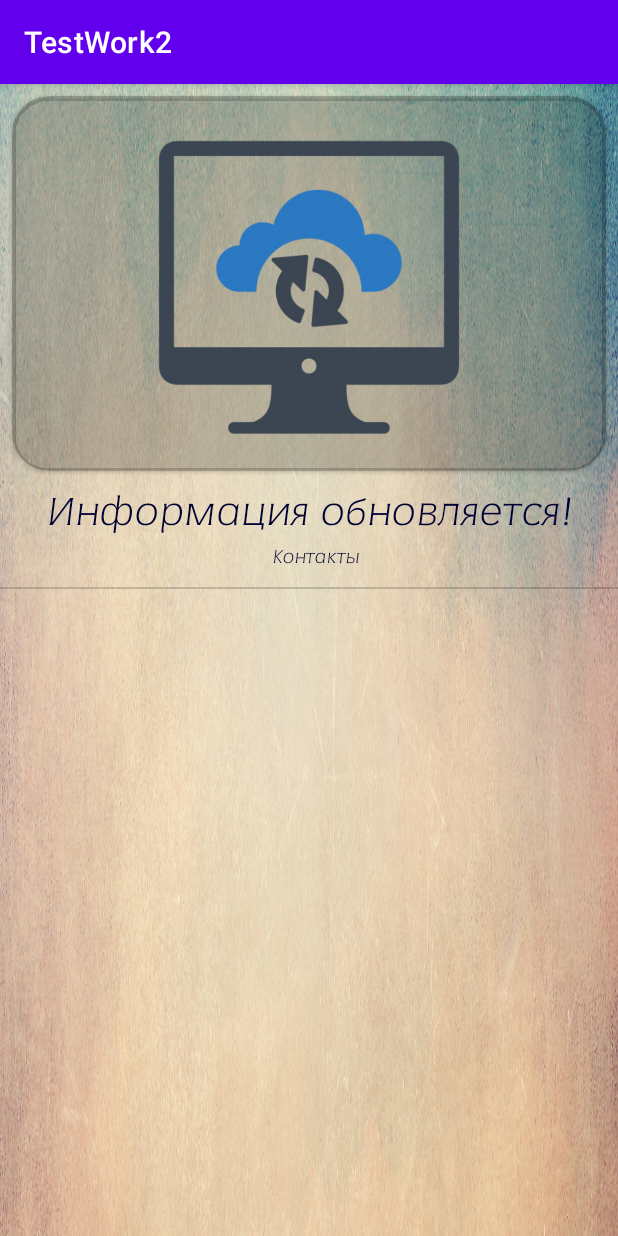
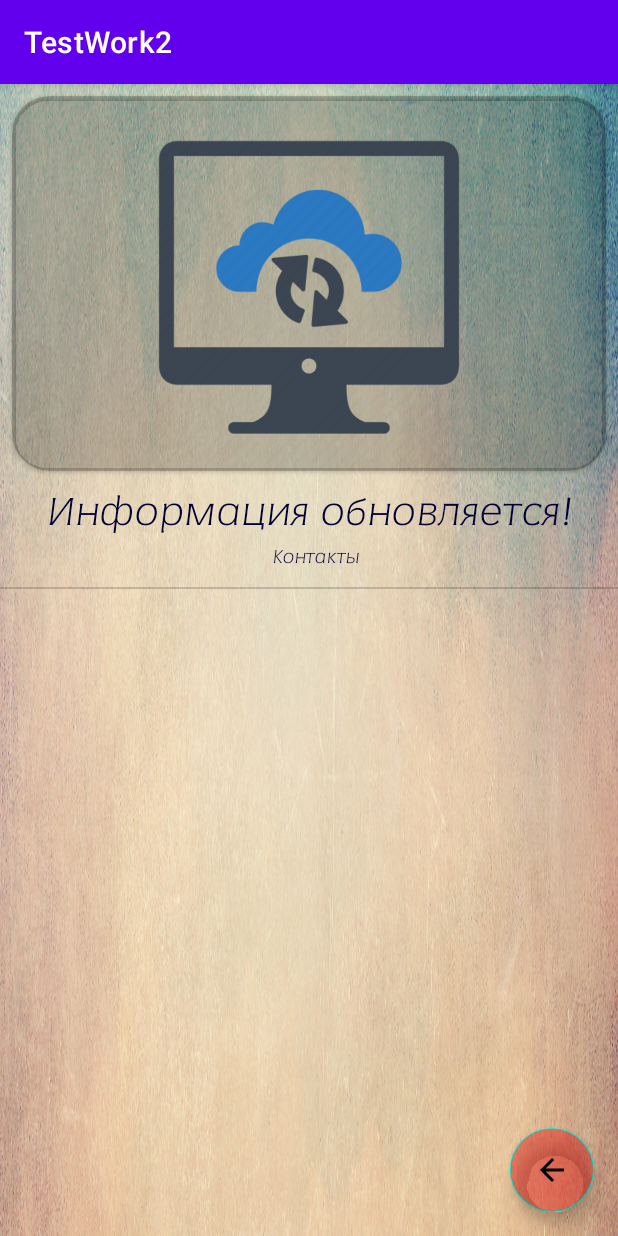
Before and after one commit to Evgeniy7891/TestWork2, an Android app: the DetailsFragment screen opened through its navigation route, on a phone screen of 412 x 824 dp. Run offline under Robolectric (Android 15) with nearby library versions, the phone set to English and light mode, and no system bars; pictures from the network do not load; 1 statement that could not run was skipped.

Commit message:
Create fab

```diff
--- a/app/src/main/java/com/example/testwork2/screens/details/DetailsFragment.kt
+++ b/app/src/main/java/com/example/testwork2/screens/details/DetailsFragment.kt
@@ -7,6 +7,7 @@ import android.view.View
 import android.view.ViewGroup
 import androidx.core.view.isVisible
 import androidx.fragment.app.viewModels
+import androidx.navigation.fragment.findNavController
 import com.bumptech.glide.Glide
 import com.example.testwork2.R
 import com.example.testwork2.databinding.FragmentDetailsBinding
@@ -48,6 +49,10 @@ class DetailsFragment : Fragment() {
                     .into(ivDetailsCompany)
             }
         }
+        binding.fabBack.setOnClickListener {
+            findNavController().navigateUp()
+        }
+
         return binding.root
     }
 
--- a/app/src/main/java/com/example/testwork2/screens/main/MainFragment.kt
+++ b/app/src/main/java/com/example/testwork2/screens/main/MainFragment.kt
@@ -1,6 +1,7 @@
 package com.example.testwork2.screens.main
 
 import android.os.Bundle
+import android.util.Log
 import androidx.fragment.app.Fragment
 import android.view.LayoutInflater
 import android.view.View
@@ -16,6 +17,7 @@ class MainFragment : Fragment() {
     private var _binding: FragmentMainBinding? = null
     private val binding get() = _binding!!
     private val viewModel: MainViewModel by viewModels()
+    var scroll = 0
 
     override fun onCreateView(
         inflater: LayoutInflater, container: ViewGroup?,
@@ -25,7 +27,10 @@ class MainFragment : Fragment() {
         viewModel.getCompany()
         viewModel.companyList.observe(viewLifecycleOwner) {
             initialCompany(it)
+            binding.recyclerviewCompany.scrollToPosition(scroll)
         }
+
+
         return binding.root
     }
 
--- /dev/null
+++ b/app/src/main/res/drawable/ic_back_baseline.xml
@@ -0,0 +1,5 @@
+<vector android:autoMirrored="true" android:height="24dp"
+    android:tint="#443A3A" android:viewportHeight="24"
+    android:viewportWidth="24" android:width="24dp" xmlns:android="http://schemas.android.com/apk/res/android">
+    <path android:fillColor="@android:color/white" android:pathData="M20,11H7.83l5.59,-5.59L12,4l-8,8 8,8 1.41,-1.41L7.83,13H20v-2z"/>
+</vector>
--- a/app/src/main/res/layout/fragment_details.xml
+++ b/app/src/main/res/layout/fragment_details.xml
@@ -1,5 +1,5 @@
 <?xml version="1.0" encoding="utf-8"?>
-<ScrollView xmlns:android="http://schemas.android.com/apk/res/android"
+<FrameLayout xmlns:android="http://schemas.android.com/apk/res/android"
     xmlns:app="http://schemas.android.com/apk/res-auto"
     xmlns:tools="http://schemas.android.com/tools"
     android:layout_width="match_parent"
@@ -7,10 +7,28 @@
     android:background="@drawable/back_details"
     tools:context=".screens.details.DetailsFragment">
 
+    <com.google.android.material.floatingactionbutton.FloatingActionButton
+        android:id="@+id/fab_back"
+        android:layout_width="wrap_content"
+        android:layout_height="wrap_content"
+        android:layout_gravity="bottom|end"
+        android:clickable="true"
+        android:backgroundTint="@color/back_transperent"
+        android:src="@drawable/ic_back_baseline"
+        android:contentDescription="back"
+        android:focusable="true"
+        android:layout_margin="16dp"
+        />
+
+    <ScrollView
+        android:layout_width="match_parent"
+        android:layout_height="match_parent">
+
+
         <androidx.constraintlayout.widget.ConstraintLayout
+            android:id="@+id/cl_layout"
             android:layout_width="match_parent"
-        android:layout_height="wrap_content"
-        >
+            android:layout_height="wrap_content">
 
             <androidx.cardview.widget.CardView
                 android:id="@+id/cv_image_company"
@@ -19,8 +37,8 @@
                 android:layout_marginStart="8dp"
                 android:layout_marginTop="8dp"
                 android:layout_marginEnd="8dp"
+                android:backgroundTint="@color/black_transperent"
                 app:cardCornerRadius="25dp"
-            android:backgroundTint="@color/black_transperent"
                 app:layout_constraintEnd_toEndOf="parent"
                 app:layout_constraintStart_toStartOf="parent"
                 app:layout_constraintTop_toTopOf="parent">
@@ -30,8 +48,7 @@
                     android:layout_width="match_parent"
                     android:layout_height="match_parent"
                     android:src="@drawable/update"
-                tools:srcCompat="@drawable/tools_image"
-                />
+                    tools:srcCompat="@drawable/tools_image" />
             </androidx.cardview.widget.CardView>
 
             <TextView
@@ -41,13 +58,13 @@
                 android:layout_marginTop="8dp"
                 android:fontFamily="@font/negara"
                 android:text="Информация обновляется!"
-            tools:text="Red bar"
                 android:textColor="#010035"
                 android:textSize="25sp"
                 android:textStyle="bold"
                 app:layout_constraintEnd_toEndOf="parent"
                 app:layout_constraintStart_toStartOf="parent"
-            app:layout_constraintTop_toBottomOf="@id/cv_image_company" />
+                app:layout_constraintTop_toBottomOf="@id/cv_image_company"
+                tools:text="Red bar" />
 
 
             <TextView
@@ -70,16 +87,16 @@
                 android:layout_height="wrap_content"
                 android:layout_marginStart="16dp"
                 android:fontFamily="@font/negara"
-            tools:text="Телефон +7987999445522"
                 android:textColor="#010035"
                 android:textSize="12sp"
                 android:visibility="gone"
-            tools:visibility="visible"
+                app:layout_constraintBottom_toBottomOf="parent"
                 app:layout_constraintEnd_toStartOf="@id/tv_www"
-            app:layout_constraintBottom_toBottomOf="parent"
                 app:layout_constraintStart_toEndOf="@+id/tv_contact"
                 app:layout_constraintTop_toTopOf="@+id/tv_contact"
-            app:layout_constraintVertical_bias="0.0" />
+                app:layout_constraintVertical_bias="0.0"
+                tools:text="Телефон +7987999445522"
+                tools:visibility="visible" />
 
             <TextView
                 android:id="@+id/tv_www"
@@ -87,15 +104,15 @@
                 android:layout_height="wrap_content"
                 android:layout_marginStart="16dp"
                 android:fontFamily="@font/negara"
-            tools:text="www.dobro.com"
                 android:textColor="#010035"
                 android:textSize="12sp"
                 android:visibility="gone"
-            tools:visibility="visible"
                 app:layout_constraintBottom_toBottomOf="@+id/tv_contact"
                 app:layout_constraintEnd_toEndOf="parent"
                 app:layout_constraintStart_toEndOf="@+id/tv_number_phone"
-            app:layout_constraintTop_toTopOf="@+id/tv_contact" />
+                app:layout_constraintTop_toTopOf="@+id/tv_contact"
+                tools:text="www.dobro.com"
+                tools:visibility="visible" />
 
             <View
                 android:id="@+id/divider"
@@ -112,6 +129,7 @@
                 android:layout_marginStart="16dp"
                 android:layout_marginTop="8dp"
                 android:layout_marginEnd="16dp"
+                android:paddingBottom="16dp"
                 android:textColor="#010035"
                 android:textSize="18sp"
                 app:layout_constraintBottom_toBottomOf="parent"
@@ -119,9 +137,10 @@
                 app:layout_constraintStart_toStartOf="parent"
                 app:layout_constraintTop_toBottomOf="@id/divider"
                 app:layout_constraintVertical_bias="0.0"
-            tools:text="@tools:sample/lorem[250]"
-            android:paddingBottom="16dp"/>
+                tools:text="@tools:sample/lorem[250]" />
 
         </androidx.constraintlayout.widget.ConstraintLayout>
 
     </ScrollView>
+
+</FrameLayout>
--- a/app/src/main/res/layout/fragment_main.xml
+++ b/app/src/main/res/layout/fragment_main.xml
@@ -19,4 +19,5 @@
     tools:listitem="@layout/card_company_item"
     />
 
+
 </FrameLayout>
--- a/app/src/main/res/values/colors.xml
+++ b/app/src/main/res/values/colors.xml
@@ -7,5 +7,6 @@
     <color name="teal_700">#FF018786</color>
     <color name="black">#FF000000</color>
     <color name="black_transperent">#2D000000</color>
+    <color name="back_transperent">#66DD0000</color>
     <color name="white">#FFFFFFFF</color>
 </resources>
```
Lines whose indentation alone changed are shown as unchanged.
